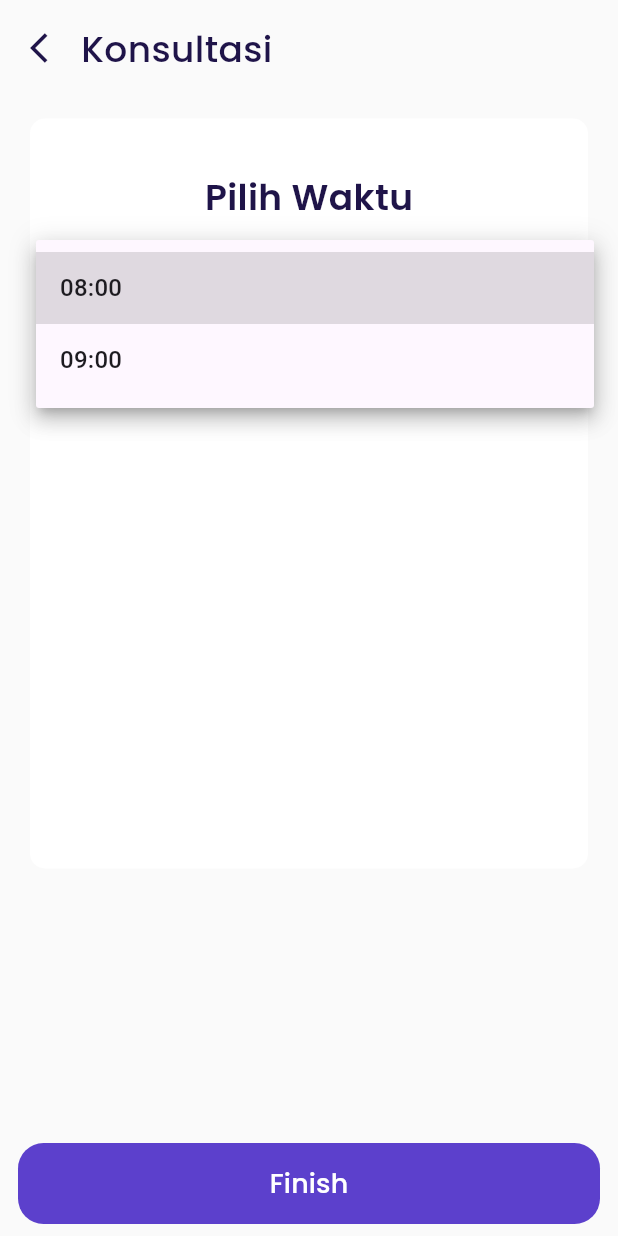
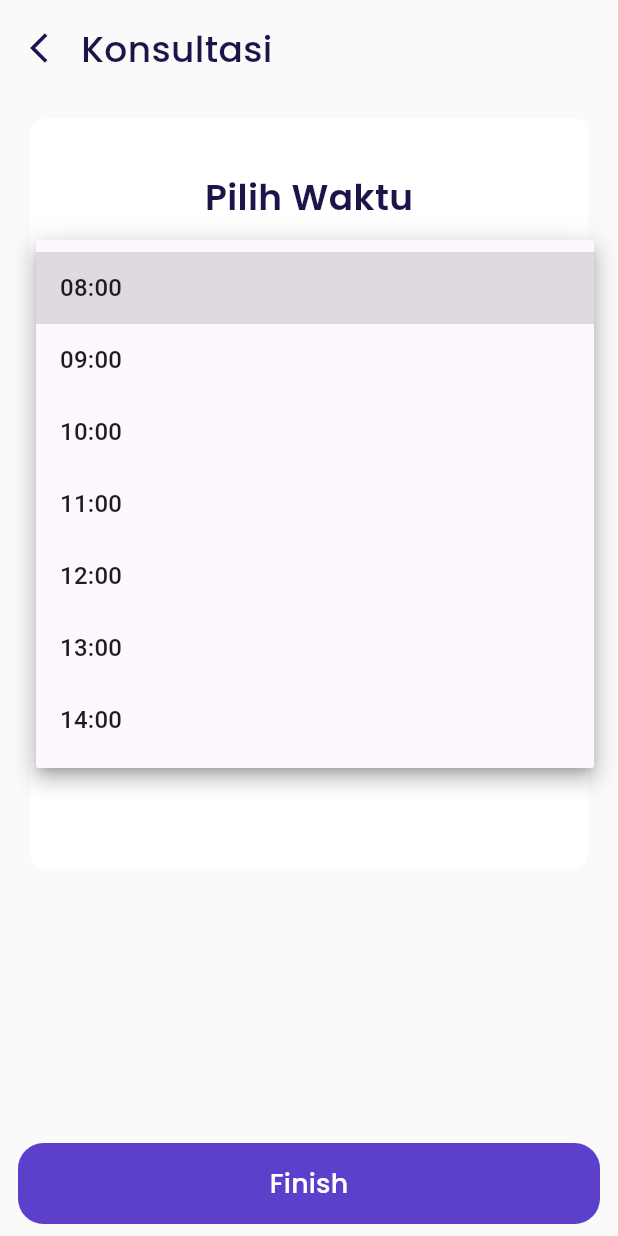
Before and after one commit to PPTI-SE2/SHeQual-Apps, a Flutter app: the CalendarScreen screen opened directly with empty values, after a tap on "Lanjut", after a tap on "08:00", on a phone screen of 412 x 824 dp. Run offline on Flutter 3.47's test engine with Material 3 defaults, Android fonts, the phone set to English and light mode, and no system bars; our stand-ins replace google_fonts, image_picker, lottie, shared_preferences, table_calendar, webview_flutter; accounts and stored records are empty; network calls fail.

Commit message:
update design

```diff
--- a/lib/design/main/consultation/calendar_screen.dart
+++ b/lib/design/main/consultation/calendar_screen.dart
@@ -197,7 +197,7 @@ class TimeDropdown extends StatelessWidget {
       child: DropdownButton<String>(
         isExpanded: true,
         value: value,
-        items: [
+        items: const [
           DropdownMenuItem(
             child: Text("08:00"),
             value: "08:00",
@@ -206,6 +206,26 @@ class TimeDropdown extends StatelessWidget {
             child: Text("09:00"),
             value: "09:00",
           ),
+          DropdownMenuItem(
+            child: Text("10:00"),
+            value: "10:00",
+          ),
+          DropdownMenuItem(
+            child: Text("11:00"),
+            value: "11:00",
+          ),
+          DropdownMenuItem(
+            child: Text("12:00"),
+            value: "12:00",
+          ),
+          DropdownMenuItem(
+            child: Text("13:00"),
+            value: "13:00",
+          ),
+          DropdownMenuItem(
+            child: Text("14:00"),
+            value: "14:00",
+          ),
         ],
         onChanged: onChanged,
       ),
```
Also changed, not shown: lib/design/main/consultation/consultant_list.dart (+6 -7 lines), lib/design/main/consultation/consultation_screen.dart (+22 -15 lines).
